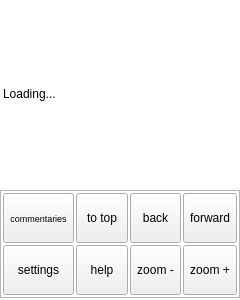
Old version of the form android-exp/mobileapp.ui in the repository MosheWagner/Orayta-QT.
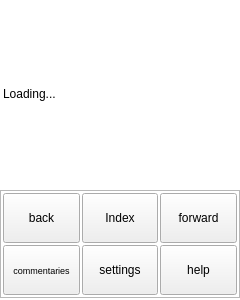
New version of the form. The open tabs and pages were chosen to show the change. Icons and pictures are not drawn.

```diff
--- a/android-exp/mobileapp.ui
+++ b/android-exp/mobileapp.ui
@@ -623,96 +623,6 @@
           <property name="spacing">
            <number>2</number>
           </property>
-          <item row="1" column="3">
-           <widget class="QToolButton" name="backBTN">
-            <property name="sizePolicy">
-             <sizepolicy hsizetype="Preferred" vsizetype="Preferred">
-              <horstretch>0</horstretch>
-              <verstretch>0</verstretch>
-             </sizepolicy>
-            </property>
-            <property name="minimumSize">
-             <size>
-              <width>50</width>
-              <height>50</height>
-             </size>
-            </property>
-            <property name="font">
-             <font>
-              <pointsize>9</pointsize>
-              <weight>50</weight>
-              <bold>false</bold>
-             </font>
-            </property>
-            <property name="autoFillBackground">
-             <bool>false</bool>
-            </property>
-            <property name="text">
-             <string>back</string>
-            </property>
-            <property name="icon">
-             <iconset resource="Orayta.qrc">
-              <normaloff>:/Icons/go-previous.png</normaloff>:/Icons/go-previous.png</iconset>
-            </property>
-            <property name="iconSize">
-             <size>
-              <width>50</width>
-              <height>50</height>
-             </size>
-            </property>
-            <property name="toolButtonStyle">
-             <enum>Qt::ToolButtonTextUnderIcon</enum>
-            </property>
-            <property name="autoRaise">
-             <bool>false</bool>
-            </property>
-           </widget>
-          </item>
-          <item row="2" column="3">
-           <widget class="QToolButton" name="toolButton_2">
-            <property name="sizePolicy">
-             <sizepolicy hsizetype="Preferred" vsizetype="Preferred">
-              <horstretch>0</horstretch>
-              <verstretch>0</verstretch>
-             </sizepolicy>
-            </property>
-            <property name="minimumSize">
-             <size>
-              <width>50</width>
-              <height>50</height>
-             </size>
-            </property>
-            <property name="font">
-             <font>
-              <pointsize>9</pointsize>
-              <weight>50</weight>
-              <bold>false</bold>
-             </font>
-            </property>
-            <property name="autoFillBackground">
-             <bool>false</bool>
-            </property>
-            <property name="text">
-             <string>zoom -</string>
-            </property>
-            <property name="icon">
-             <iconset resource="Orayta.qrc">
-              <normaloff>:/Icons/zoom-out.png</normaloff>:/Icons/zoom-out.png</iconset>
-            </property>
-            <property name="iconSize">
-             <size>
-              <width>50</width>
-              <height>50</height>
-             </size>
-            </property>
-            <property name="toolButtonStyle">
-             <enum>Qt::ToolButtonTextUnderIcon</enum>
-            </property>
-            <property name="autoRaise">
-             <bool>false</bool>
-            </property>
-           </widget>
-          </item>
           <item row="1" column="5">
            <widget class="QToolButton" name="forwardBTN">
             <property name="sizePolicy">
@@ -758,53 +668,7 @@
             </property>
            </widget>
           </item>
-          <item row="2" column="5">
-           <widget class="QToolButton" name="toolButton_3">
-            <property name="sizePolicy">
-             <sizepolicy hsizetype="Preferred" vsizetype="Preferred">
-              <horstretch>0</horstretch>
-              <verstretch>0</verstretch>
-             </sizepolicy>
-            </property>
-            <property name="minimumSize">
-             <size>
-              <width>50</width>
-              <height>50</height>
-             </size>
-            </property>
-            <property name="font">
-             <font>
-              <pointsize>9</pointsize>
-              <weight>50</weight>
-              <bold>false</bold>
-              <kerning>true</kerning>
-             </font>
-            </property>
-            <property name="autoFillBackground">
-             <bool>false</bool>
-            </property>
-            <property name="text">
-             <string>zoom +</string>
-            </property>
-            <property name="icon">
-             <iconset resource="Orayta.qrc">
-              <normaloff>:/Icons/zoom-in.png</normaloff>:/Icons/zoom-in.png</iconset>
-            </property>
-            <property name="iconSize">
-             <size>
-              <width>50</width>
-              <height>50</height>
-             </size>
-            </property>
-            <property name="toolButtonStyle">
-             <enum>Qt::ToolButtonTextUnderIcon</enum>
-            </property>
-            <property name="autoRaise">
-             <bool>false</bool>
-            </property>
-           </widget>
-          </item>
-          <item row="1" column="2">
+          <item row="1" column="3">
            <widget class="QToolButton" name="toolButton_6">
             <property name="sizePolicy">
              <sizepolicy hsizetype="Preferred" vsizetype="Preferred">
@@ -829,7 +693,7 @@
              <bool>false</bool>
             </property>
             <property name="text">
-             <string>to top</string>
+             <string>Index</string>
             </property>
             <property name="icon">
              <iconset resource="Orayta.qrc">
@@ -849,7 +713,52 @@
             </property>
            </widget>
           </item>
-          <item row="1" column="1">
+          <item row="1" column="2">
+           <widget class="QToolButton" name="backBTN">
+            <property name="sizePolicy">
+             <sizepolicy hsizetype="Preferred" vsizetype="Preferred">
+              <horstretch>0</horstretch>
+              <verstretch>0</verstretch>
+             </sizepolicy>
+            </property>
+            <property name="minimumSize">
+             <size>
+              <width>50</width>
+              <height>50</height>
+             </size>
+            </property>
+            <property name="font">
+             <font>
+              <pointsize>9</pointsize>
+              <weight>50</weight>
+              <bold>false</bold>
+             </font>
+            </property>
+            <property name="autoFillBackground">
+             <bool>false</bool>
+            </property>
+            <property name="text">
+             <string>back</string>
+            </property>
+            <property name="icon">
+             <iconset resource="Orayta.qrc">
+              <normaloff>:/Icons/go-previous.png</normaloff>:/Icons/go-previous.png</iconset>
+            </property>
+            <property name="iconSize">
+             <size>
+              <width>50</width>
+              <height>50</height>
+             </size>
+            </property>
+            <property name="toolButtonStyle">
+             <enum>Qt::ToolButtonTextUnderIcon</enum>
+            </property>
+            <property name="autoRaise">
+             <bool>false</bool>
+            </property>
+           </widget>
+          </item>
+          <item row="2" column="2">
            <widget class="QToolButton" name="mixedSelectBTN">
             <property name="sizePolicy">
              <sizepolicy hsizetype="Preferred" vsizetype="Preferred">
@@ -891,49 +800,7 @@
             </property>
            </widget>
           </item>
-          <item row="2" column="2">
-           <widget class="QToolButton" name="menuHelpBTN">
-            <property name="sizePolicy">
-             <sizepolicy hsizetype="Preferred" vsizetype="Preferred">
-              <horstretch>0</horstretch>
-              <verstretch>0</verstretch>
-             </sizepolicy>
-            </property>
-            <property name="minimumSize">
-             <size>
-              <width>50</width>
-              <height>50</height>
-             </size>
-            </property>
-            <property name="font">
-             <font>
-              <pointsize>9</pointsize>
-              <weight>50</weight>
-              <bold>false</bold>
-             </font>
-            </property>
-            <property name="text">
-             <string>help</string>
-            </property>
-            <property name="icon">
-             <iconset resource="Orayta.qrc">
-              <normaloff>:/Icons/help-contents.png</normaloff>:/Icons/help-contents.png</iconset>
-            </property>
-            <property name="iconSize">
-             <size>
-              <width>50</width>
-              <height>50</height>
-             </size>
-            </property>
-            <property name="toolButtonStyle">
-             <enum>Qt::ToolButtonTextUnderIcon</enum>
-            </property>
-            <property name="autoRaise">
-             <bool>false</bool>
-            </property>
-           </widget>
-          </item>
-          <item row="2" column="1">
+          <item row="2" column="3">
            <widget class="QToolButton" name="settingsMenuBTN">
             <property name="sizePolicy">
              <sizepolicy hsizetype="Preferred" vsizetype="Preferred">
@@ -975,6 +842,48 @@
             </property>
            </widget>
           </item>
+          <item row="2" column="5">
+           <widget class="QToolButton" name="menuHelpBTN">
+            <property name="sizePolicy">
+             <sizepolicy hsizetype="Preferred" vsizetype="Preferred">
+              <horstretch>0</horstretch>
+              <verstretch>0</verstretch>
+             </sizepolicy>
+            </property>
+            <property name="minimumSize">
+             <size>
+              <width>50</width>
+              <height>50</height>
+             </size>
+            </property>
+            <property name="font">
+             <font>
+              <pointsize>9</pointsize>
+              <weight>50</weight>
+              <bold>false</bold>
+             </font>
+            </property>
+            <property name="text">
+             <string>help</string>
+            </property>
+            <property name="icon">
+             <iconset resource="Orayta.qrc">
+              <normaloff>:/Icons/help-contents.png</normaloff>:/Icons/help-contents.png</iconset>
+            </property>
+            <property name="iconSize">
+             <size>
+              <width>50</width>
+              <height>50</height>
+             </size>
+            </property>
+            <property name="toolButtonStyle">
+             <enum>Qt::ToolButtonTextUnderIcon</enum>
+            </property>
+            <property name="autoRaise">
+             <bool>false</bool>
+            </property>
+           </widget>
+          </item>
          </layout>
         </widget>
        </item>
```
Left out of the diff: 34 changed lines with no effect on the pictures.
